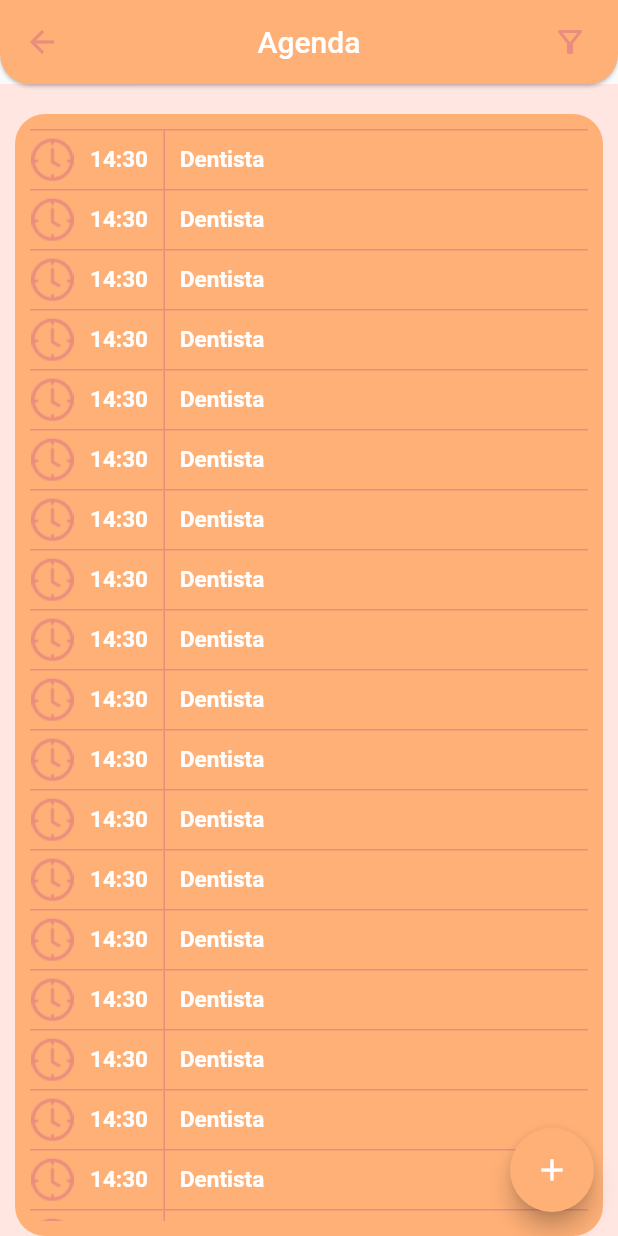
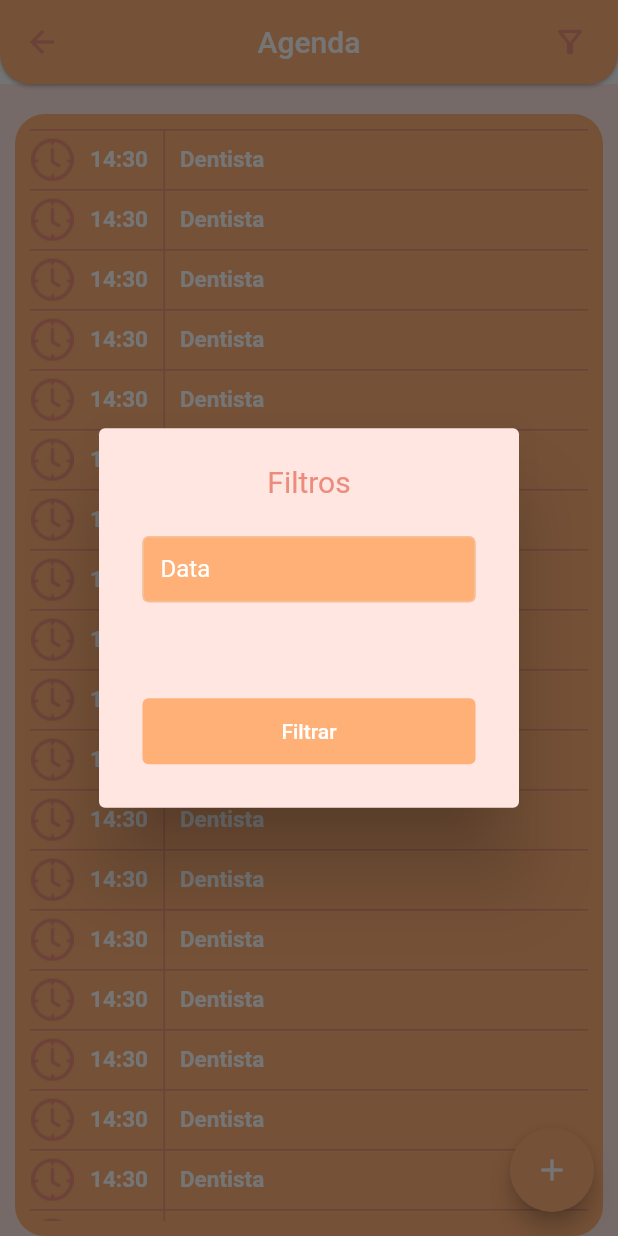
Before and after one commit to Geovane-Araujo/casa-simples, a Flutter app: the Agenda screen opened directly, after a tap on the "filter alt" icon, on a phone screen of 412 x 824 dp. Run offline on Flutter 3.47's test engine with Material 2 defaults, Android fonts, the phone set to English and light mode, and no system bars.

Commit message:
Tradução

```diff
--- a/lib/main.dart
+++ b/lib/main.dart
@@ -1,6 +1,7 @@
 import 'package:casa_simple/model/personalcolors.dart';
 import 'package:casa_simple/pages/loginandregistro/login.dart';
 import 'package:flutter/material.dart';
+import 'package:flutter_localizations/flutter_localizations.dart';
 
 void main() {
   runApp(const MyApp());
@@ -12,6 +13,11 @@ class MyApp extends StatelessWidget {
   @override
   Widget build(BuildContext context) {
     return MaterialApp(
+      localizationsDelegates: [
+        GlobalMaterialLocalizations.delegate,
+        GlobalWidgetsLocalizations.delegate
+      ],
+      supportedLocales: [const Locale('pt', 'BR')],
       debugShowCheckedModeBanner: false,
       title: "Casa Simples",
       theme: ThemeData(
--- a/lib/pages/shedule/agenda.dart
+++ b/lib/pages/shedule/agenda.dart
@@ -32,7 +32,9 @@ class _AgendaState extends State<Agenda> {
           Container(
             child: TextButton(
               child: Icon(Icons.filter_alt_outlined),
-              onPressed: () {},
+              onPressed: () {
+                sheduleComponent.onFilter(context);
+              },
             ),
           ),
         ]
@@ -74,4 +76,5 @@ class _AgendaState extends State<Agenda> {
     );
   }
 
+
 }
--- a/lib/pages/shedule/sheduleComponent.dart
+++ b/lib/pages/shedule/sheduleComponent.dart
@@ -1,17 +1,15 @@
 import 'package:casa_simple/model/personalcolors.dart';
+import 'package:casa_simple/util/utils.dart';
 import 'package:flutter/cupertino.dart';
+import 'package:flutter/material.dart';
+import 'package:intl/intl.dart';
 
 class SheduleComponent{
 
-  onSheduleLines(){
+  TextEditingController _data = new TextEditingController();
+  DateFormat formato = DateFormat('dd/MM/yyyy');
 
-    var lines = <Widget>[];
-
-    // for(int i = 0;i < 100;i++){
-    //   Container line = new Container();
-    //   line =
-    //   lines.add(line);
-    // }
+  onSheduleLines() {
 
     return new Container(
       height: 40,
@@ -73,4 +71,70 @@ class SheduleComponent{
       ),
     );
   }
+
+  onFilter(context) {
+    showDialog(context: context,
+        builder: (BuildContext context) => AlertDialog(
+          backgroundColor: PersonalColors.backgroundColor,
+          titleTextStyle: TextStyle(
+            color: PersonalColors.backgroundSecondButtons,
+            fontSize: 20
+          ),
+          title: Text("Filtros", textAlign: TextAlign.center),
+          content: SingleChildScrollView(
+            child: ListBody(
+              children: [
+                Container(
+                  height: 44,
+                  margin: EdgeInsets.all(5),
+                  child: TextField(
+                    controller: _data,
+                    style: TextStyle(
+                      color: PersonalColors.primaryText,
+                    ),
+                    onTap: () async {
+                      DateTime? date = DateTime(1900);
+                      FocusScope.of(context).requestFocus(new FocusNode());
+                      date = await showDatePicker(
+                          context: context,
+                          initialDate: DateTime.now(),
+                          firstDate: DateTime(1900),
+                          lastDate: DateTime(2040)
+                      );
+                      if(date != null)
+                        _data.text = formato.format(date);
+                    },
+                    keyboardType: TextInputType.visiblePassword,
+                    decoration: InputDecoration(
+                        filled: true,
+                        labelText: "Data",
+                        fillColor: PersonalColors.backgroundButtons,
+                        border: OutlineInputBorder(borderSide: BorderSide(color: PersonalColors.backgroundButtons))
+                    ),
+                  ),
+                ),
+                Container(
+                    height: 44,
+                    margin: EdgeInsets.all(5),
+                    // child:
+                ),
+                Container(
+                  height: 44,
+                  margin: EdgeInsets.all(5),
+                  child: TextButton(
+                    style: TextButton.styleFrom(
+                        backgroundColor: PersonalColors.backgroundButtons
+                    ),
+                    child: Text("Filtrar",style: TextStyle(color: Colors.white)),
+                    onPressed: (){
+                      // PersonalUtil.onNavigatorNext(Home(), context);
+                    },
+                  )
+                ),
+              ],
+            ),
+          ),
+        )
+    );
+  }
 }
--- a/pubspec.yaml
+++ b/pubspec.yaml
@@ -12,6 +12,9 @@ dependencies:
     sdk: flutter
 
   cupertino_icons: ^1.0.2
+  intl: ^0.17.0
+  flutter_localizations:
+    sdk: flutter
 
 dev_dependencies:
   flutter_test:
```
Also changed, not shown: pubspec.lock.
